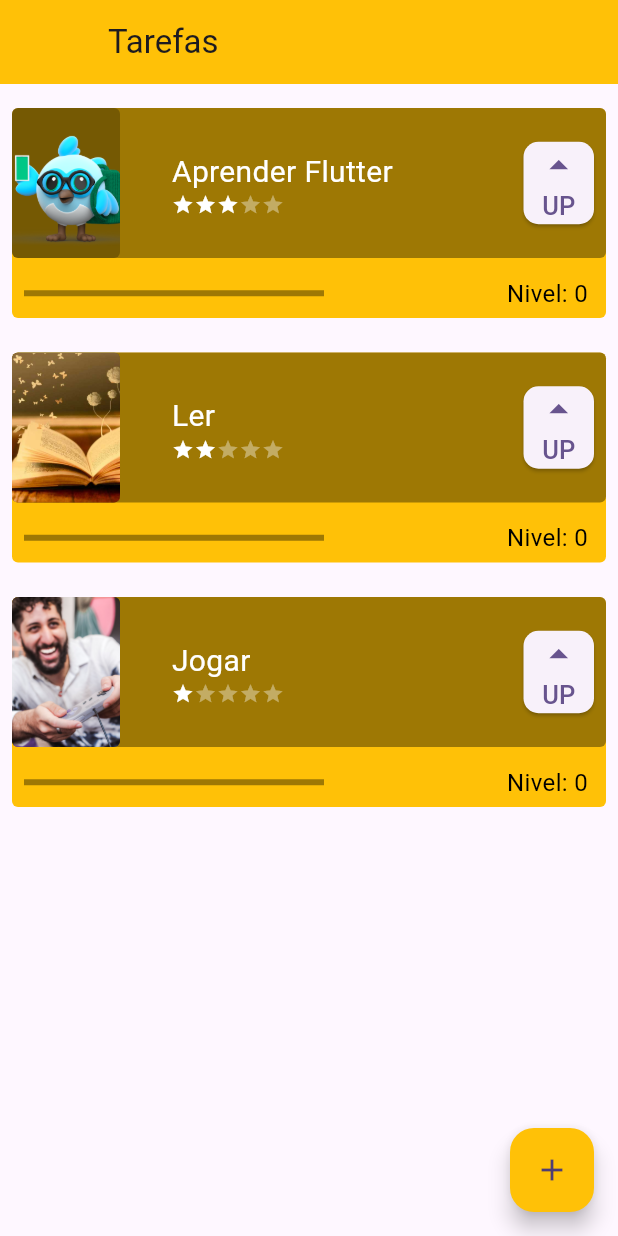
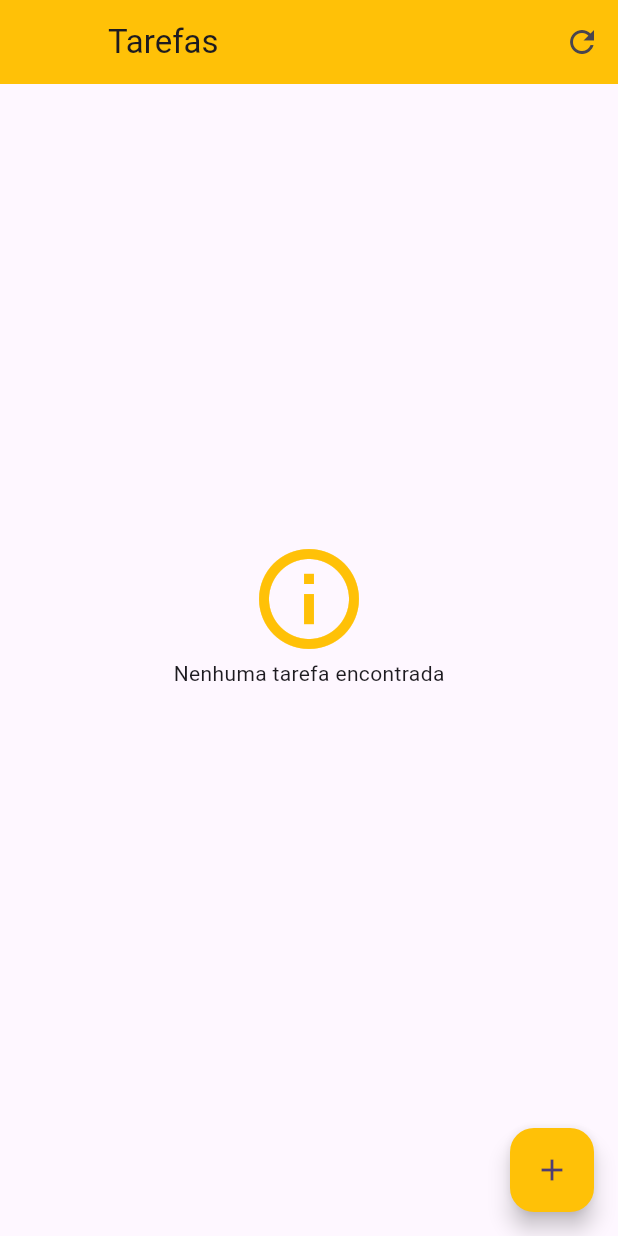
Before and after one commit to DiogodePaula/Flutter, a Flutter app: the screen it shows after launch, on a phone screen of 412 x 824 dp. Run offline on Flutter 3.47's test engine with Material 3 defaults, Android fonts, the phone set to English and light mode, and no system bars; our stand-ins replace sqflite; accounts and stored records are empty.

Commit message:
module 3 class 5 finished - end course

```diff
--- a/course_3_first_project/lib/components/task.dart
+++ b/course_3_first_project/lib/components/task.dart
@@ -1,4 +1,5 @@
 import 'package:first_project/components/difficulty.dart';
+import 'package:first_project/data/task_dao.dart';
 import 'package:flutter/material.dart';
 
 class Task extends StatefulWidget {
@@ -88,6 +89,9 @@ class _TaskState extends State<Task> {
                       child: Padding(
                         padding: const EdgeInsets.only(right: 8),
                         child: ElevatedButton(
+                          onLongPress: () {
+                            TaskDao().delete(widget.title);
+                          },
                           onPressed: () {
                             setState(() {
                               widget.nivel++;
--- a/course_3_first_project/lib/screens/initial_screen.dart
+++ b/course_3_first_project/lib/screens/initial_screen.dart
@@ -1,4 +1,5 @@
-import 'package:first_project/data/task_inherited.dart';
+import 'package:first_project/components/task.dart';
+import 'package:first_project/data/task_dao.dart';
 import 'package:first_project/screens/form_screen.dart';
 import 'package:flutter/material.dart';
 
@@ -16,12 +17,82 @@ class _InitialScreenState extends State<InitialScreen> {
     return Scaffold(
       appBar: AppBar(
         leading: Container(),
+        actions: [
+          IconButton(
+            onPressed: () {
+              setState(() {});
+            },
+            icon: Icon(Icons.refresh),
+          ),
+        ],
         title: Text('Tarefas'),
         backgroundColor: Colors.amber,
       ),
-      body: ListView(
+      body: Padding(
         padding: EdgeInsets.only(top: 8, bottom: 70),
-        children: TaskInherited.of(context).taskList,
+        child: FutureBuilder<List<Task>>(
+          future: TaskDao().findAll(),
+          builder: (context, snapshot) {
+            // snapshot.data é a lista de tarefas
+            List<Task> taskList = snapshot.data ?? [];
+
+            switch (snapshot.connectionState) {
+              case ConnectionState.none:
+                return Center(
+                  child: Column(
+                    children: [
+                      CircularProgressIndicator(),
+                      Text('carregando tarefas...'),
+                    ],
+                  ),
+                );
+              case ConnectionState.waiting:
+                return Center(
+                  child: Column(
+                    children: [
+                      CircularProgressIndicator(),
+                      Text('carregando tarefas...'),
+                    ],
+                  ),
+                );
+              case ConnectionState.active:
+                return Center(
+                  child: Column(
+                    children: [
+                      CircularProgressIndicator(),
+                      Text('carregando tarefas...'),
+                    ],
+                  ),
+                );
+              case ConnectionState.done:
+                if (snapshot.hasData) {
+                  if (taskList.isNotEmpty) {
+                    return ListView.builder(
+                      itemCount: taskList.length,
+                      itemBuilder: (BuildContext context, index) {
+                        final Task task = taskList[index];
+
+                        return task;
+                      },
+                    );
+                  }
+
+                  return Center(
+                    child: Column(
+                      mainAxisAlignment: MainAxisAlignment.center,
+                      children: [
+                        Icon(Icons.info_outline, size: 80, color: Colors.amber),
+                        Text('Nenhuma tarefa encontrada'),
+                      ],
+                    ),
+                  );
+                }
+
+                return Center(child: Text('Erro ao carregar tarefas'));
+            }
+            return Center(child: Text('Erro desconhecido'));
+          },
+        ),
       ),
       floatingActionButton: FloatingActionButton(
         onPressed: () {
@@ -30,6 +101,10 @@ class _InitialScreenState extends State<InitialScreen> {
             MaterialPageRoute(
               builder: (contextNew) => FormScreen(taskContext: context),
             ),
+          ).then(
+            (value) => setState(() {
+              print('recarregando tela inicial');
+            }),
           );
         },
         backgroundColor: Colors.amber,
```
Also changed, not shown: course_3_first_project/flutter_aplicando_persistência_de_dados/05. Finalizando o projeto.txt (+94 -0 lines), course_3_first_project/lib/screens/form_screen.dart (+15 -6 lines), course_3_first_project/flutter_aplicando_persistência_de_dados/aula5-imagem1.gif (added).
